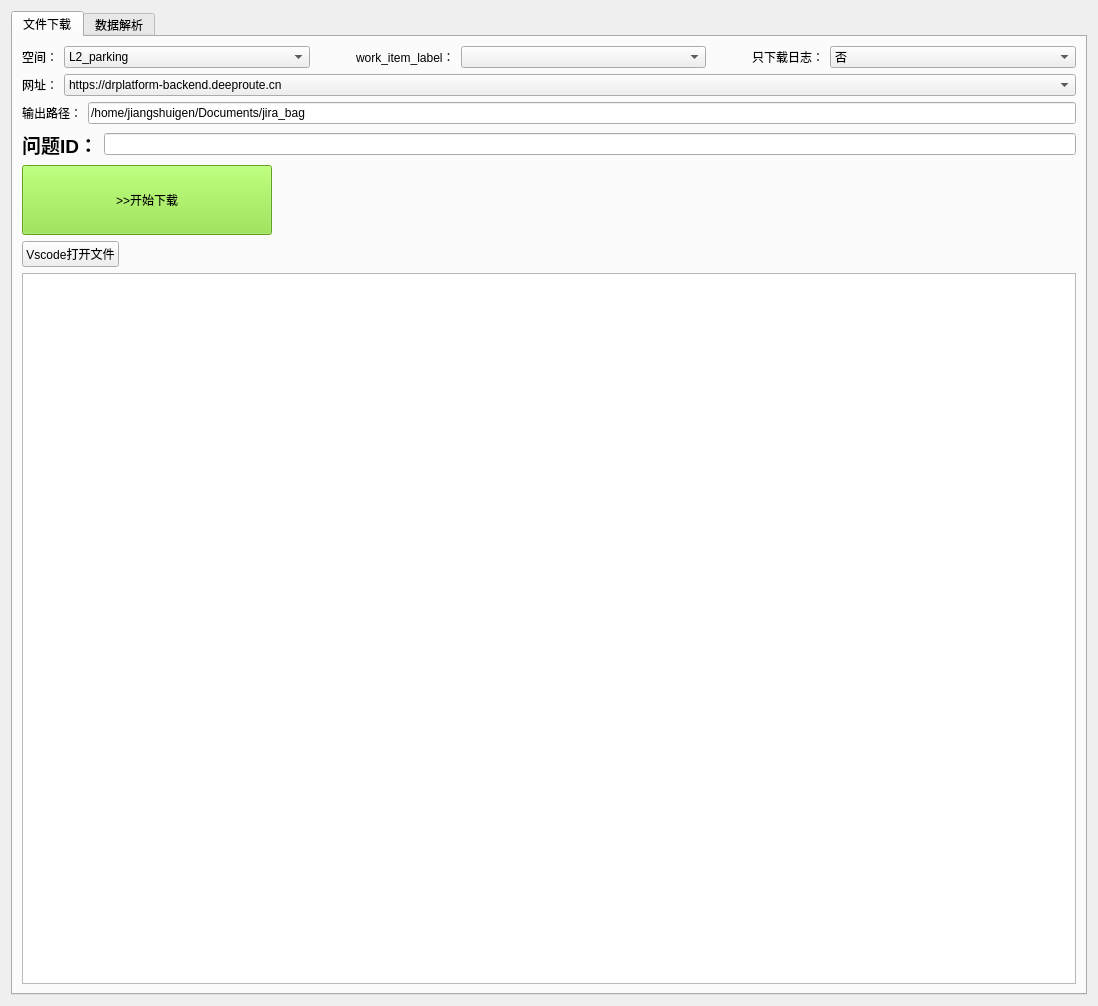
This is blc_download.ui in water0924/data-pipeline-utils as Qt 5 draws it before an edit. The edited form follows.
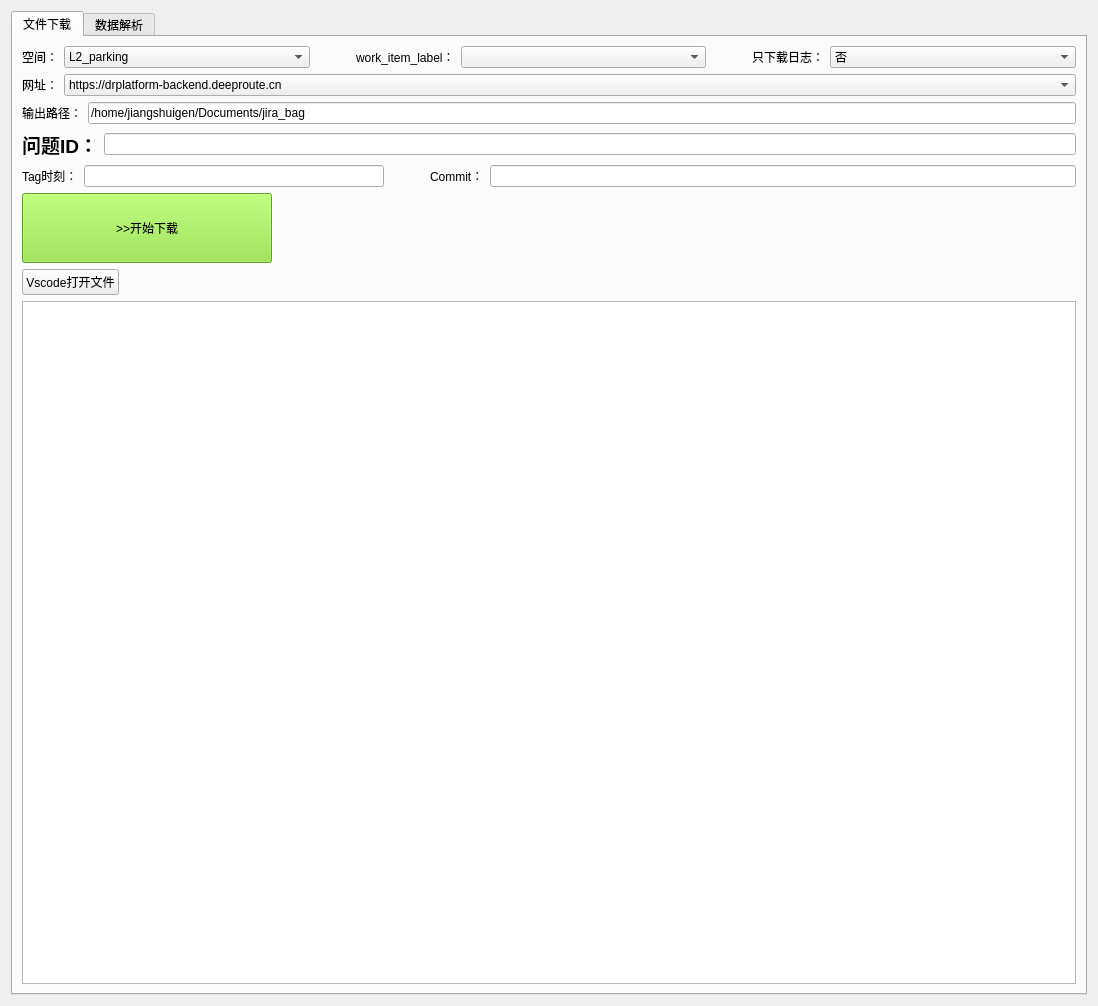
This is the edited form. Icons and pictures are not drawn.

What changed in the file:
```diff
--- a/blc_download.ui
+++ b/blc_download.ui
@@ -30,8 +30,6 @@
       <attribute name="title">
        <string>文件下载</string>
       </attribute>
-      <layout class="QVBoxLayout" name="verticalLayout_7">
-       <item>
         <layout class="QVBoxLayout" name="verticalLayout_2">
          <item>
           <layout class="QHBoxLayout" name="horizontalLayout_4">
@@ -247,6 +245,70 @@
             </widget>
            </item>
           </layout>
+       </item>
+       <item>
+        <layout class="QHBoxLayout" name="horizontalLayout_6">
+         <item>
+          <widget class="QLabel" name="label_7">
+           <property name="text">
+            <string>Tag时刻：</string>
+           </property>
+          </widget>
+         </item>
+         <item>
+          <widget class="QLineEdit" name="lineEdit_3">
+           <property name="sizePolicy">
+            <sizepolicy hsizetype="Fixed" vsizetype="Fixed">
+             <horstretch>0</horstretch>
+             <verstretch>0</verstretch>
+            </sizepolicy>
+           </property>
+           <property name="minimumSize">
+            <size>
+             <width>300</width>
+             <height>0</height>
+            </size>
+           </property>
+           <property name="text">
+            <string/>
+           </property>
+           <property name="readOnly">
+            <bool>true</bool>
+           </property>
+          </widget>
+         </item>
+         <item>
+          <spacer name="horizontalSpacer_3">
+           <property name="orientation">
+            <enum>Qt::Horizontal</enum>
+           </property>
+           <property name="sizeType">
+            <enum>QSizePolicy::Maximum</enum>
+           </property>
+           <property name="sizeHint" stdset="0">
+            <size>
+             <width>40</width>
+             <height>20</height>
+            </size>
+           </property>
+          </spacer>
+         </item>
+         <item>
+          <widget class="QLabel" name="label_8">
+           <property name="text">
+            <string>Commit：</string>
+           </property>
+          </widget>
+         </item>
+         <item>
+          <widget class="QLineEdit" name="lineEdit_4">
+           <property name="text">
+            <string/>
+           </property>
+           <property name="readOnly">
+            <bool>true</bool>
+           </property>
+          </widget>
          </item>
         </layout>
        </item>
```
Lines whose indentation alone changed are shown as unchanged.
